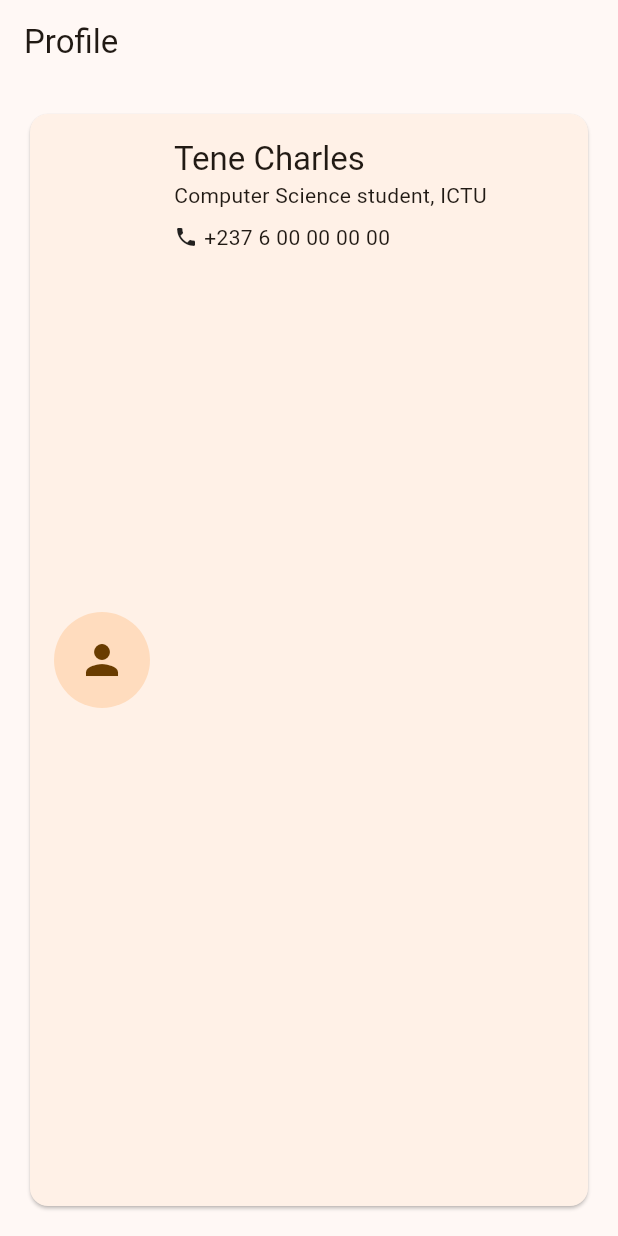
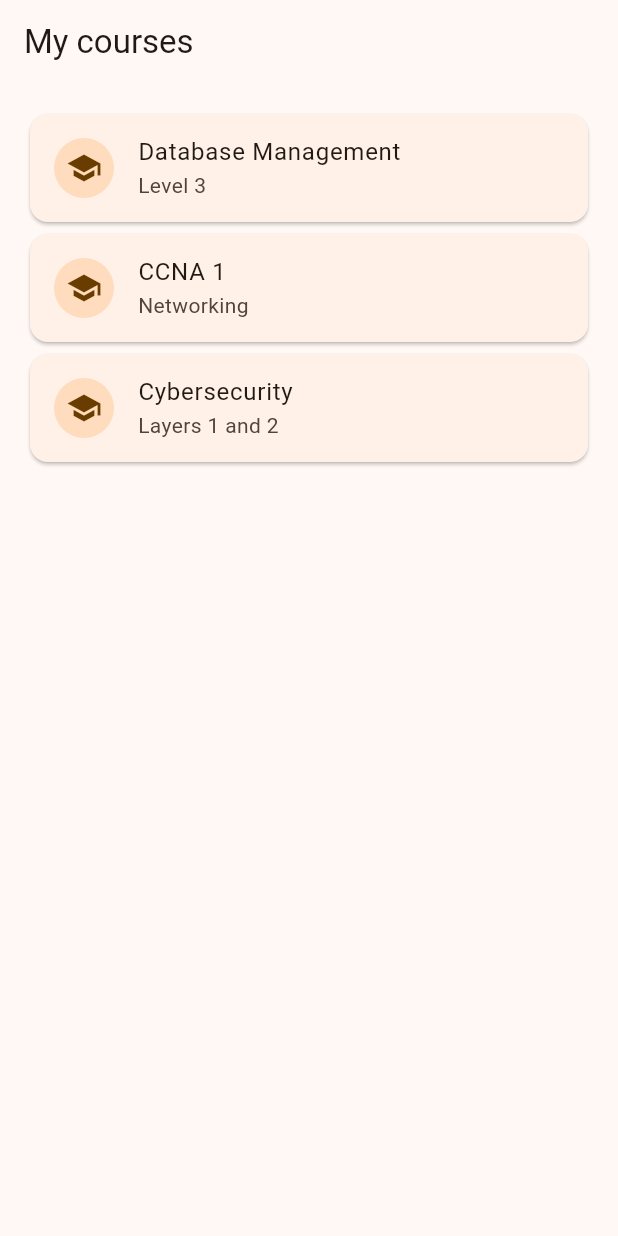
Before and after one commit to charlesjunior3658-ai/my_first_app, a Flutter app: the screen it shows after launch, on a phone screen of 412 x 824 dp. Run offline on Flutter 3.47's test engine with Material 3 defaults, Android fonts, the phone set to English and light mode, and no system bars; our stand-ins replace material_ui.

Commit message:
Show three courses in a ListView.builder

```diff
--- a/lib/main.dart
+++ b/lib/main.dart
@@ -11,18 +11,8 @@ class CardApp extends StatelessWidget {
       theme: ThemeData(
         colorScheme: ColorScheme.fromSeed(seedColor: Colors.orange),
       ),
-      home: Scaffold(
-        appBar: AppBar(title: const Text('Profile')),
-        body: const Padding(
-          padding: EdgeInsets.all(16),
-        child: ProfileCard(
-          name: 'Tene Charles',
-          role: 'Computer Science student, ICTU',
-          phone: '+237 6 00 00 00 00',
-),
-          ),
-        ),
-      );
+      home: const CourseList(),
+    );
   }
 }
 
@@ -71,3 +61,41 @@ class ProfileCard extends StatelessWidget {
     );
   }
 }
+
+class Course {
+  const Course(this.name, this.detail);
+
+  final String name;
+  final String detail;
+}
+
+class CourseList extends StatelessWidget {
+  const CourseList({super.key});
+
+  @override
+  Widget build(BuildContext context) {
+    const courses = [
+      Course('Database Management', 'Level 3'),
+      Course('CCNA 1', 'Networking'),
+      Course('Cybersecurity', 'Layers 1 and 2'),
+    ];
+
+    return Scaffold(
+      appBar: AppBar(title: const Text('My courses')),
+      body: ListView.builder(
+        padding: const EdgeInsets.all(16),
+        itemCount: courses.length,
+        itemBuilder: (context, index) {
+          final c = courses[index];
+          return Card(
+            child: ListTile(
+              leading: const CircleAvatar(child: Icon(Icons.school)),
+              title: Text(c.name),
+              subtitle: Text(c.detail),
+            ),
+          );
+        },
+      ),
+    );
+  }
+}
```
